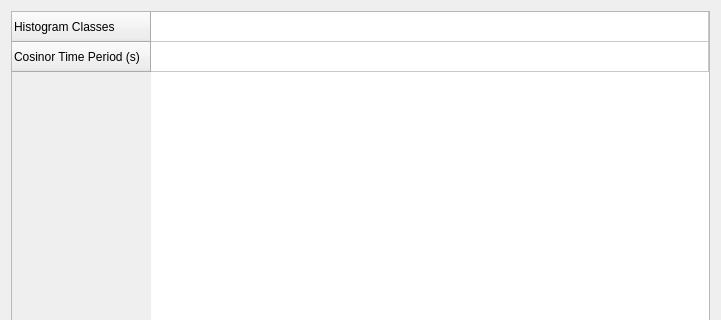
First picture: the form in UI/optionsdialog.ui, repository julianhoratschek/Cicadia, before the edit; both pictures show x 0 to 721 and y 0 to 320 of the 721 by 678 pixel window.
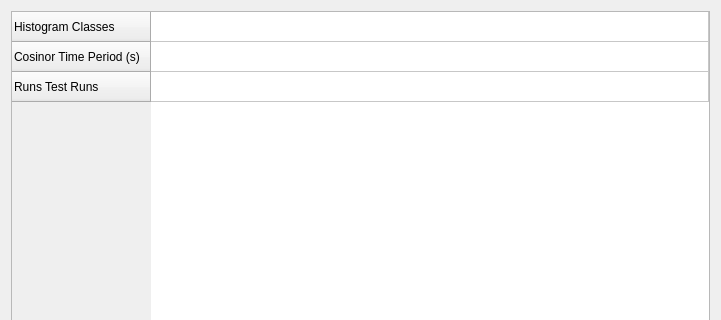
Second picture: the form after the edit.

```diff
--- a/UI/optionsdialog.ui
+++ b/UI/optionsdialog.ui
@@ -32,6 +32,11 @@
        <string>Cosinor Time Period (s)</string>
       </property>
      </row>
+     <row>
+      <property name="text">
+       <string>Runs Test Runs</string>
+      </property>
+     </row>
      <column>
       <property name="text">
        <string>Value</string>
@@ -39,12 +44,17 @@
      </column>
      <item row="0" column="0">
       <property name="text">
-       <string/>
+       <string> </string>
       </property>
      </item>
      <item row="1" column="0">
       <property name="text">
-       <string/>
+       <string> </string>
+      </property>
+     </item>
+     <item row="2" column="0">
+      <property name="text">
+       <string> </string>
       </property>
      </item>
     </widget>
```
